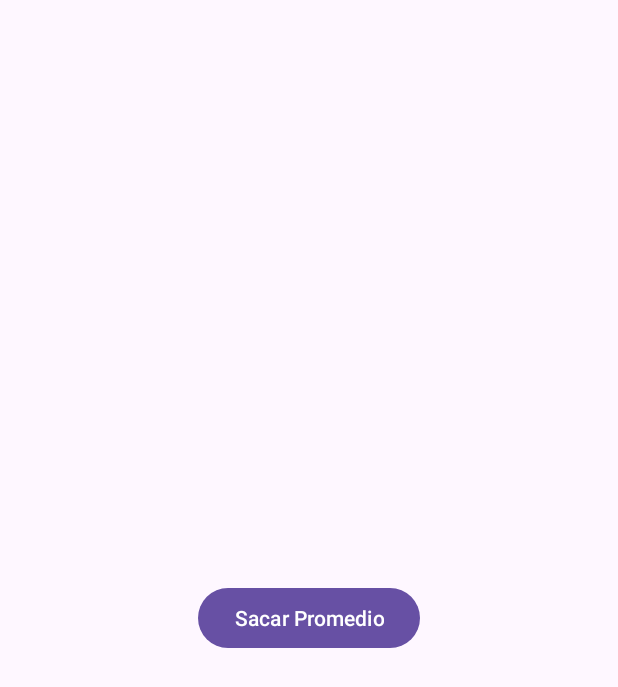
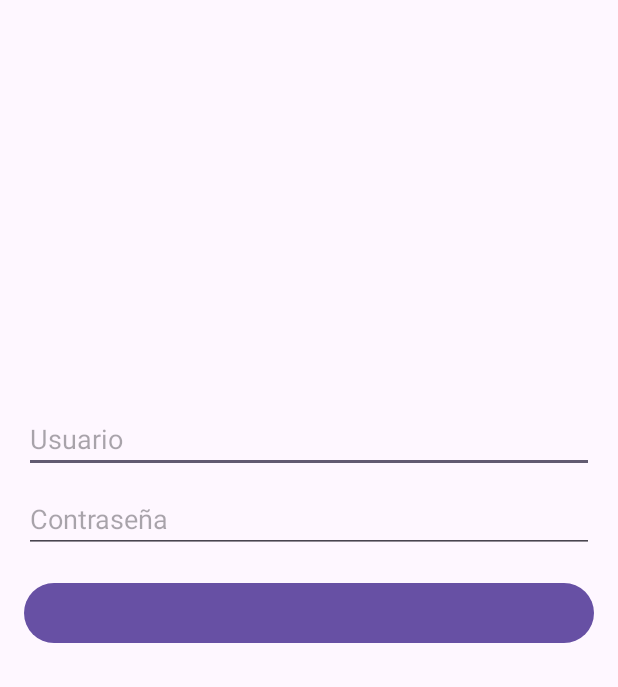
Before and after one commit to 20fer20/ISPCFinalLibre, an Android app: the screen it shows after launch (MenuActivity before the commit, LoginActivity after it), on a phone screen of 412 x 824 dp. Shown: the top 687 px of the screen. Run offline under Robolectric (Android 15) with nearby library versions, the phone set to English and light mode, and no system bars.

Commit message:
envio login - correccion

```diff
--- a/app/src/main/java/com/fj/notas2023/login.java
+++ b/app/src/main/java/com/fj/notas2023/login.java
@@ -1,14 +1,50 @@
 package com.fj.notas2023;
-
+import android.content.Intent;
+import android.os.Bundle;
+import android.view.View;
+import android.widget.Button;
+import android.widget.EditText;
 import androidx.appcompat.app.AppCompatActivity;
 
-import android.os.Bundle;
+class LoginActivity extends AppCompatActivity {
 
-public class login extends AppCompatActivity {
+    private EditText editTextUsername;
+    private EditText editTextPassword;
+    private Button buttonLogin;
 
     @Override
     protected void onCreate(Bundle savedInstanceState) {
         super.onCreate(savedInstanceState);
         setContentView(R.layout.activity_login);
+
+        editTextUsername = findViewById(R.id.editTextUsername);
+        editTextPassword = findViewById(R.id.editTextPassword);
+        buttonLogin = findViewById(R.id.buttonLogin);
+
+        buttonLogin.setOnClickListener(new View.OnClickListener() {
+            @Override
+            public void onClick(View v) {
+                // Verificar el usuario y la contraseña
+                if (isValidCredentials()) {
+                    // Si las credenciales son válidas, iniciar la actividad del menú
+                    Intent intent = new Intent(LoginActivity.this, MenuActivity.class);
+                    startActivity(intent);
+                    finish(); // Cierra la actividad actual para que el usuario no pueda regresar al login con el botón "Atrás"
+                } else {
+                    // Si las credenciales no son válidas, puedes mostrar un mensaje de error
+                    // o realizar alguna otra acción
+                    // Por ejemplo:
+                    // Toast.makeText(LoginActivity.this, "Credenciales incorrectas", Toast.LENGTH_SHORT).show();
+                }
+            }
+        });
+    }
+
+    private boolean isValidCredentials() {
+        String username = editTextUsername.getText().toString();
+        String password = editTextPassword.getText().toString();
+
+        // Verificar el usuario y la contraseña (en este caso, usuario=admin, contraseña=admin)
+        return username.equals("admin") && password.equals("admin");
     }
 }
--- a/app/src/main/res/layout/activity_login.xml
+++ b/app/src/main/res/layout/activity_login.xml
@@ -1,9 +1,34 @@
 <?xml version="1.0" encoding="utf-8"?>
-<androidx.constraintlayout.widget.ConstraintLayout xmlns:android="http://schemas.android.com/apk/res/android"
-    xmlns:app="http://schemas.android.com/apk/res-auto"
+<RelativeLayout xmlns:android="http://schemas.android.com/apk/res/android"
     xmlns:tools="http://schemas.android.com/tools"
     android:layout_width="match_parent"
     android:layout_height="match_parent"
-    tools:context=".login">
+    android:padding="16dp"
+    tools:context=".LoginActivity">
 
-</androidx.constraintlayout.widget.ConstraintLayout>
+    <EditText
+        android:id="@+id/editTextUsername"
+        android:layout_width="match_parent"
+        android:layout_height="wrap_content"
+        android:layout_alignParentTop="true"
+        android:layout_marginTop="254dp"
+        android:hint="Usuario"
+        android:inputType="text" />
+
+    <EditText
+        android:id="@+id/editTextPassword"
+        android:layout_width="match_parent"
+        android:layout_height="wrap_content"
+        android:layout_below="@+id/editTextUsername"
+        android:layout_marginTop="8dp"
+        android:hint="Contraseña"
+        android:inputType="textPassword" />
+
+    <Button
+        android:id="@+id/buttonLogin"
+        android:layout_width="match_parent"
+        android:layout_height="wrap_content"
+        android:layout_below="@+id/editTextPassword"
+        android:layout_marginTop="16dp" />
+
+</RelativeLayout>
--- a/app/src/main/res/values/strings.xml
+++ b/app/src/main/res/values/strings.xml
@@ -14,4 +14,7 @@
     <string name="lvtablanotas"></string>
     <string name="btnSacarPromedio">Sacar Promedio</string>
     <string name="id">Id</string>
+    <string name="editTextUsername"></string>
+    <string name="editTextPassword"></string>
+    <string name="buttonLogin">INICIAR SESION</string>
 </resources>
```
Also changed, not shown: app/src/main/AndroidManifest.xml (+10 -4 lines).
